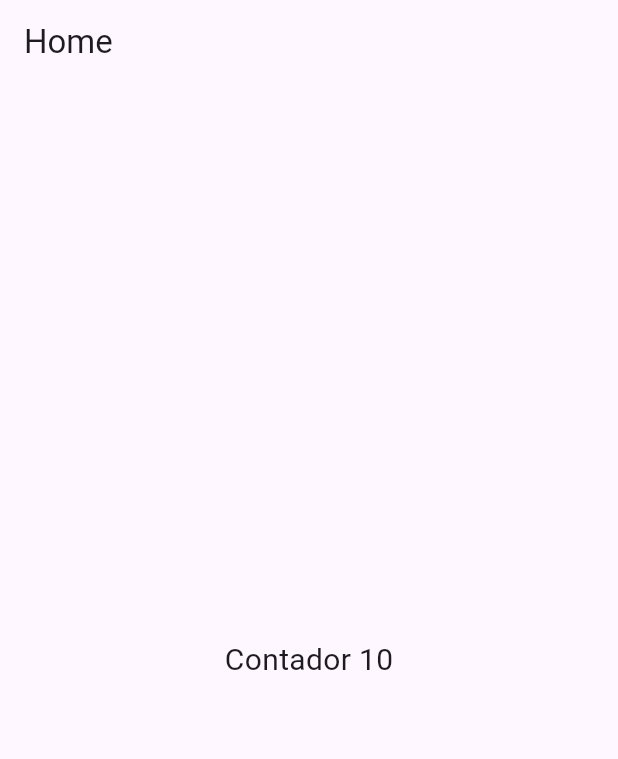
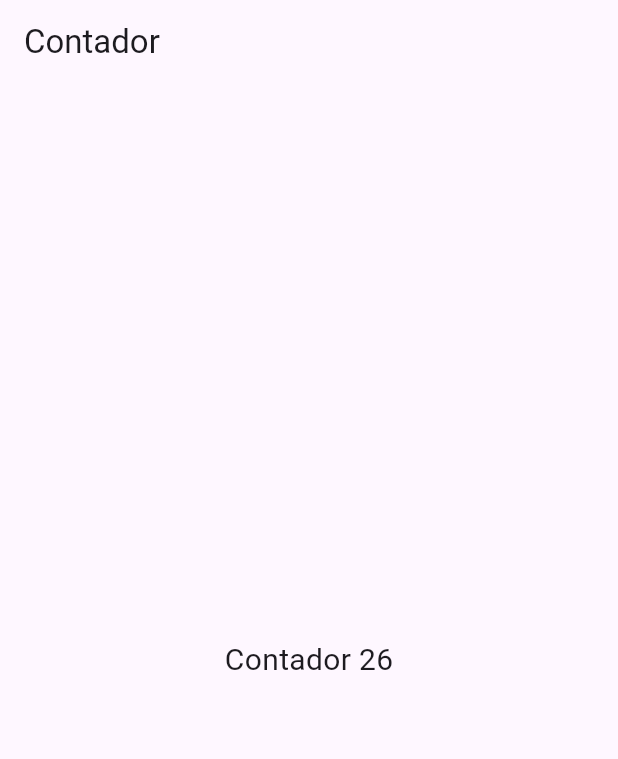
Before and after one commit to daironpf/aprendiendo-dart-y-flutter, a Flutter app: the screen it shows after launch, after a tap on the "add" icon, on a phone screen of 412 x 824 dp. Shown: the top 759 px of the screen. Run offline on Flutter 3.47's test engine with Material 3 defaults, Android fonts, the phone set to English and light mode, and no system bars.

Commit message:
Terminado el ejemplo del contador

```diff
--- a/flutter_application_1/lib/src/app.dart
+++ b/flutter_application_1/lib/src/app.dart
@@ -1,11 +1,11 @@
 import 'package:flutter/material.dart';
-import './pages/home.dart';
+import './pages/contador.dart';
 
 class App extends StatelessWidget {
   const App({super.key});
 
   @override
   Widget build(BuildContext context) {
-    return const MaterialApp(home: Center(child: Home()));
+    return const MaterialApp(home: Center(child: Contador()));
   }
 }
--- a/flutter_application_1/lib/src/pages/contador.dart
+++ b/flutter_application_1/lib/src/pages/contador.dart
@@ -1 +1,39 @@
 import 'package:flutter/material.dart';
+
+//clase donde se redibuja el widget segun los cambios
+class Contador extends StatefulWidget {
+  const Contador({super.key});
+
+  @override
+  State<Contador> createState() => _ContadorState();
+}
+
+//Clase donde escucha los cambios
+class _ContadorState extends State<Contador> {
+  int _cont = 25;
+
+  @override
+  Widget build(BuildContext context) {
+    return Scaffold(
+      appBar: AppBar(title: const Text("Contador")),
+      body: Center(
+        child: Text('Contador $_cont', style: TextStyle(fontSize: 20)),
+      ),
+      floatingActionButton: FloatingActionButton(
+        onPressed: () {
+          setState(() {
+            _incrementar();
+          });
+        },
+        child: const Icon(Icons.add),
+      ),
+    );
+  }
+
+  void _incrementar() {
+    setState(() {
+      //toda accion de modificacion de informacion o estado de variables, se debe poner aqui dentro para que se actualice en caliente.
+      _cont++;
+    });
+  }
+}
--- a/flutter_application_1/lib/src/pages/home.dart
+++ /dev/null
@@ -1,22 +0,0 @@
-import 'package:flutter/material.dart';
-
-class Home extends StatelessWidget {
-  const Home({super.key});
-  final int contador = 10;
-
-  @override
-  Widget build(BuildContext context) {
-    return Scaffold(
-      appBar: AppBar(title: const Text("Home")),
-      body: Center(
-        child: Text('Contador $contador', style: TextStyle(fontSize: 20)),
-      ),
-      floatingActionButton: FloatingActionButton(
-        onPressed: () {
-          contador += 1;
-        },
-        child: const Icon(Icons.add),
-      ),
-    );
-  }
-}
```
